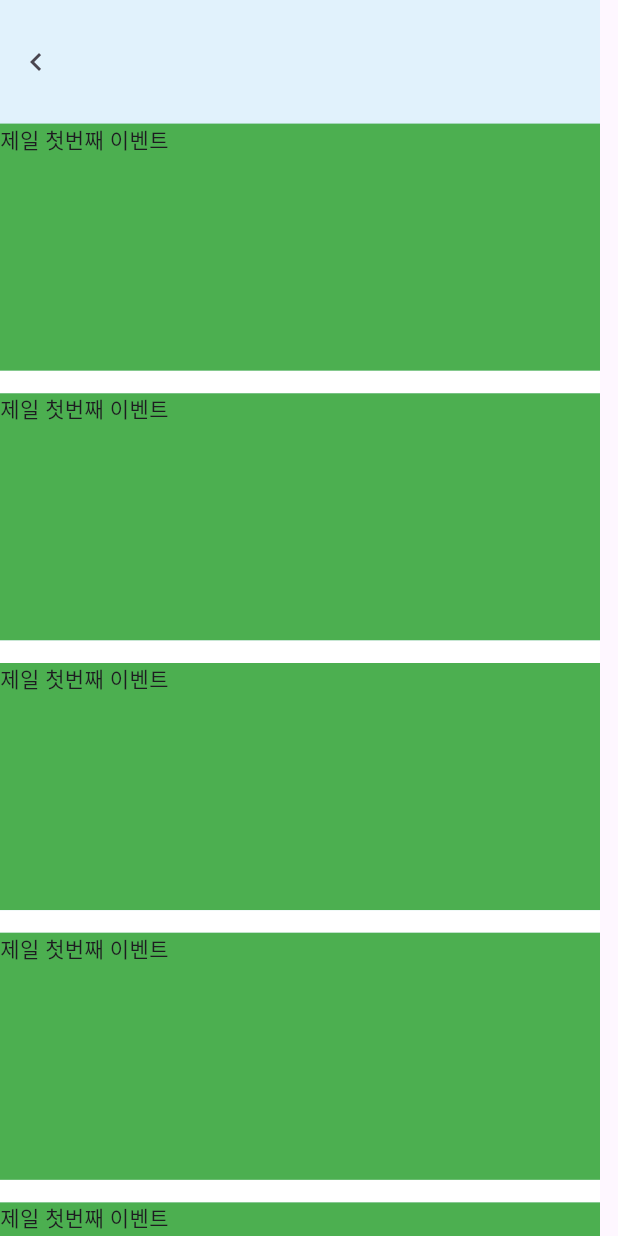
After one commit to KimMin-Gwan/DGB_IMCHALLENGER, a Flutter app: the screen it shows after launch, after a tap on an icon or button, on a phone screen of 412 x 824 dp. The commit adds this screen. Run offline on Flutter 3.47's test engine with Material 3 defaults, Android fonts, the phone set to English and light mode, and no system bars; our stand-ins replace font_awesome_flutter, percent_indicator; missing offline and left inert: dart:html.

Commit message:
푸쉬 넣어드림

```diff
--- a/dgb_game/lib/main.dart
+++ b/dgb_game/lib/main.dart
@@ -22,9 +22,9 @@ class MyApp extends StatelessWidget {
         visualDensity: VisualDensity.adaptivePlatformDensity
       ),
 
-      //home: HomeWidget() // 메인 화면 실행문
-      home: SettingWidget() // 세팅 화면 실행문 - 혜림
-      // home: QuestWidget() // 도전과제 화면 실행문 - 승준
+      home: HomeWidget() // 메인 화면 실행문
+      //home: SettingWidget() // 세팅 화면 실행문 - 혜림
+      //home: QuestWidget() // 도전과제 화면 실행문 - 승준
     );
   }
 }
--- /dev/null
+++ b/dgb_game/lib/src/ui/event_widget.dart
@@ -0,0 +1,89 @@
+import 'package:flutter/material.dart';
+import 'package:dgb_game/src/ui/style/quest_style.dart';
+
+class EventWidget extends StatefulWidget {
+  const EventWidget({super.key});
+
+  @override
+  State<EventWidget> createState() => _EventWidgetState();
+}
+
+class _EventWidgetState extends State<EventWidget> {
+
+  var _style = QuestTheme();
+  final maxWidth = 400.0;
+  final maxHeight = 900.0;
+
+  @override
+  Widget build(BuildContext context) {
+    // 화면의 가로 세로 길이를 받아오기
+    double queryWidth = MediaQuery.of(context).size.width;
+    // 가로 최대 길이를 400으로 한정
+    if (queryWidth > maxWidth) {queryWidth = maxWidth;}
+    double queryHeight = MediaQuery.of(context).size.height;
+    // 세로 최대 길이를 1200으로  한정
+    if (queryHeight> maxHeight) {queryHeight= maxHeight; }
+
+    return Scaffold(
+      body:Container(
+        width: queryWidth,
+        height: queryHeight,
+        color: _style.getMainContainerColor(),
+        child: SingleChildScrollView(
+            child: Column(
+              //mainAxisAlignment: MainAxisAlignment.start,
+                children:[
+                  headerWidget(queryWidth, queryHeight * 0.1),
+                  // title - '진행중인 이벤트'
+                  eventBlock(queryWidth, queryHeight, '제일 첫번째 이벤트'),
+                  eventBlock(queryWidth, queryHeight, '제일 첫번째 이벤트'),
+                  eventBlock(queryWidth, queryHeight, '제일 첫번째 이벤트'),
+                  eventBlock(queryWidth, queryHeight, '제일 첫번째 이벤트'),
+                  eventBlock(queryWidth, queryHeight, '제일 첫번째 이벤트'),
+                  eventBlock(queryWidth, queryHeight, '제일 첫번째 이벤트'),
+                  eventBlock(queryWidth, queryHeight, '제일 첫번째 이벤트'),
+                  //eventBlock(queryWidth, queryHeight, 'event1.png'),
+                ]
+            )
+        )
+      )
+    );
+  }
+
+  Widget headerWidget(width, height){
+    return Container(
+      alignment: Alignment.centerLeft,
+      child: IconButton(
+        icon: Icon(Icons.chevron_left),
+        onPressed: (){
+          Navigator.pop(context);
+        },
+      ),
+      width: width,
+      height: height,
+      color: Color(0xffE1F2FC),
+    );
+  }
+
+  Widget eventBlock(width, height, eventName){
+      return Column(
+        children:[
+          // 이벤트 사진
+          Container(
+            width: width,
+            height: height * 0.2,
+            color: Colors.green,
+            child: Text(eventName)
+            //child: Image.asset(eventName)
+          ),
+          // 힌색 컨테이너
+          Container(
+            width: width,
+            height: 15,
+            color: _style.getRealWhite(),
+          ),
+        ]
+    );
+  }
+
+}
--- a/dgb_game/lib/src/ui/home_widget.dart
+++ b/dgb_game/lib/src/ui/home_widget.dart
@@ -4,6 +4,9 @@ import 'package:flutter/material.dart';
 import 'package:dgb_game/src/ui/style/home_style.dart';
 import 'package:percent_indicator/percent_indicator.dart';
 import 'package:font_awesome_flutter/font_awesome_flutter.dart';
+import 'package:dgb_game/src/ui/quest_widget.dart';
+import 'package:dgb_game/src/ui/event_widget.dart';
+import 'package:dgb_game/src/ui/setting_widget.dart';
 
 // 이거는 건들이지 말고
 class HomeWidget extends StatefulWidget {
@@ -121,7 +124,11 @@ class _HomeBodyWidgetState extends State<HomeBodyWidget>{
             backgroundColor: _style.getSettingColor(),
             shadowColor: Colors.black,
           ),
-          onPressed: (){},
+          onPressed: (){
+            Navigator.push(context,
+                MaterialPageRoute(builder: (context) => SettingWidget())
+            );
+          },
         )
     );
   }
@@ -140,7 +147,11 @@ class _HomeBodyWidgetState extends State<HomeBodyWidget>{
             backgroundColor: _style.getQuestColor(),
             shadowColor: Colors.black,
           ),
-          onPressed: (){},
+          onPressed: (){
+            Navigator.push(context,
+              MaterialPageRoute(builder: (context) => QuestWidget())
+            );
+          },
         )
     );
   }
@@ -159,7 +170,11 @@ class _HomeBodyWidgetState extends State<HomeBodyWidget>{
             backgroundColor: _style.getEventColor(),
             shadowColor: Colors.black,
           ),
-          onPressed: (){},
+          onPressed: (){
+            Navigator.push(context,
+                MaterialPageRoute(builder: (context) => EventWidget())
+            );
+          },
         )
     );
   }
@@ -264,9 +279,9 @@ class _HomeBodyWidgetState extends State<HomeBodyWidget>{
     width = width * 0.5;
 
     return Container(
-      margin: EdgeInsets.all(3),
+      margin: EdgeInsets.all(2),
       width: width,
-      height: height * 0.03,
+      height: height * 0.04,
         child: Row(
             children: [
               Container( // 하트 들어가는 곳
@@ -300,7 +315,7 @@ class _HomeBodyWidgetState extends State<HomeBodyWidget>{
   Widget autoExpTable(width, height){
     return Container(
       alignment: Alignment.bottomCenter,
-      margin: EdgeInsets.all(3),
+      margin: EdgeInsets.all(2),
       width: width * 0.5,
       height: height * 0.03,
       decoration: _style.getContainerDecoration(),
```
Also changed, not shown: dgb_game/lib/src/ui/quest_widget.dart (+24 -8 lines), dgb_game/lib/src/ui/setting_widget.dart (+12 -2 lines).
